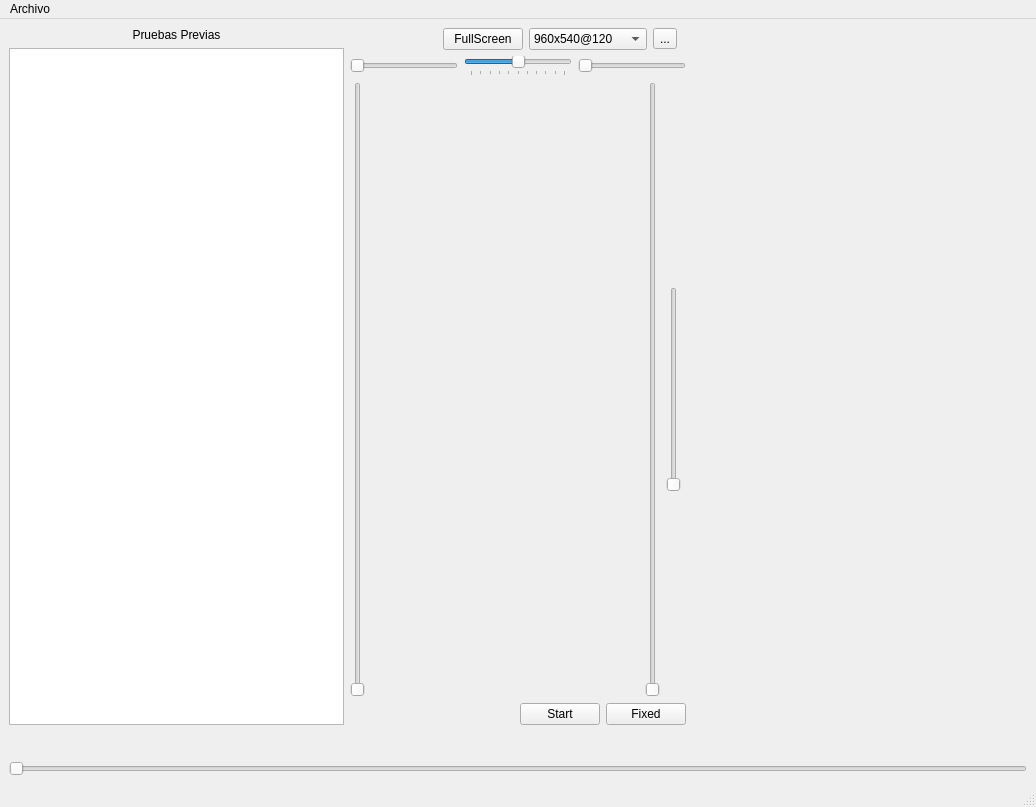
This is src/ui/dev/MainWindow.ui in Debaq/Siev as Qt 5 draws it before an edit. The edited form follows.
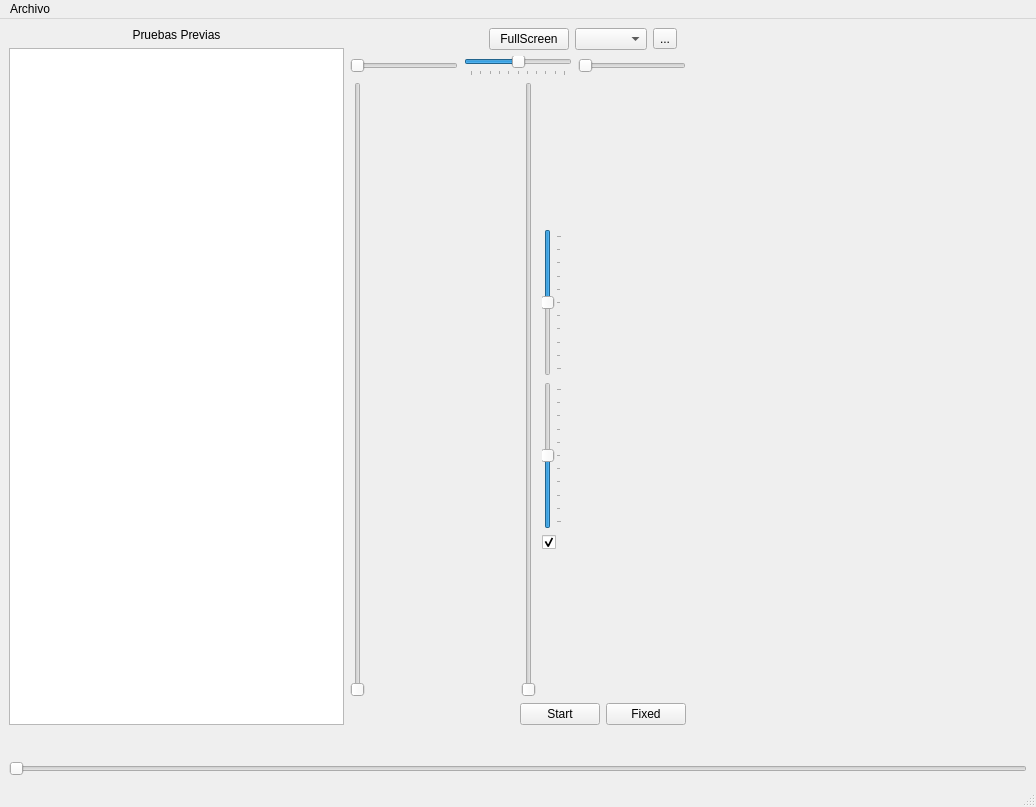
This is the edited form.

Diff of the .ui file:
```diff
--- a/src/ui/dev/MainWindow.ui
+++ b/src/ui/dev/MainWindow.ui
@@ -105,36 +105,11 @@
               </sizepolicy>
              </property>
              <property name="currentText">
-              <string>960x540@120</string>
+              <string/>
              </property>
              <property name="currentIndex">
-              <number>1</number>
+              <number>-1</number>
              </property>
-             <item>
-              <property name="text">
-               <string notr="true">1028x720@120</string>
-              </property>
-             </item>
-             <item>
-              <property name="text">
-               <string notr="true">960x540@120</string>
-              </property>
-             </item>
-             <item>
-              <property name="text">
-               <string notr="true">640x360@210</string>
-              </property>
-             </item>
-             <item>
-              <property name="text">
-               <string notr="true">420x240@210</string>
-              </property>
-             </item>
-             <item>
-              <property name="text">
-               <string notr="true">320x240@210</string>
-              </property>
-             </item>
             </widget>
            </item>
            <item>
@@ -259,9 +234,50 @@
              </spacer>
             </item>
             <item>
-             <widget class="QSlider" name="verticalSlider">
+             <widget class="QSlider" name="slider_vertical_cut_up">
+              <property name="minimum">
+               <number>-50</number>
+              </property>
+              <property name="maximum">
+               <number>50</number>
+              </property>
+              <property name="tracking">
+               <bool>true</bool>
+              </property>
               <property name="orientation">
                <enum>Qt::Orientation::Vertical</enum>
+              </property>
+              <property name="invertedAppearance">
+               <bool>true</bool>
+              </property>
+              <property name="tickPosition">
+               <enum>QSlider::TickPosition::TicksBelow</enum>
+              </property>
+             </widget>
+            </item>
+            <item>
+             <widget class="QSlider" name="slider_vertical_cut_down">
+              <property name="minimum">
+               <number>-50</number>
+              </property>
+              <property name="maximum">
+               <number>50</number>
+              </property>
+              <property name="orientation">
+               <enum>Qt::Orientation::Vertical</enum>
+              </property>
+              <property name="tickPosition">
+               <enum>QSlider::TickPosition::TicksBelow</enum>
+              </property>
+             </widget>
+            </item>
+            <item>
+             <widget class="QCheckBox" name="check_simultaneo">
+              <property name="text">
+               <string/>
+              </property>
+              <property name="checked">
+               <bool>true</bool>
               </property>
              </widget>
             </item>
```
